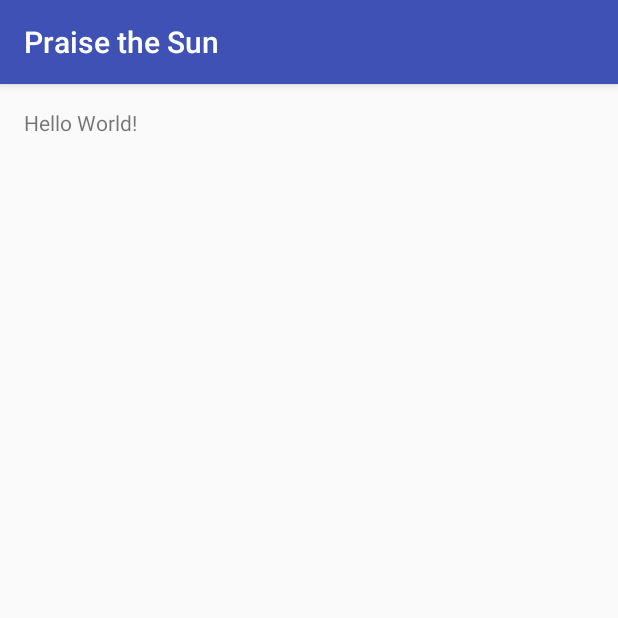
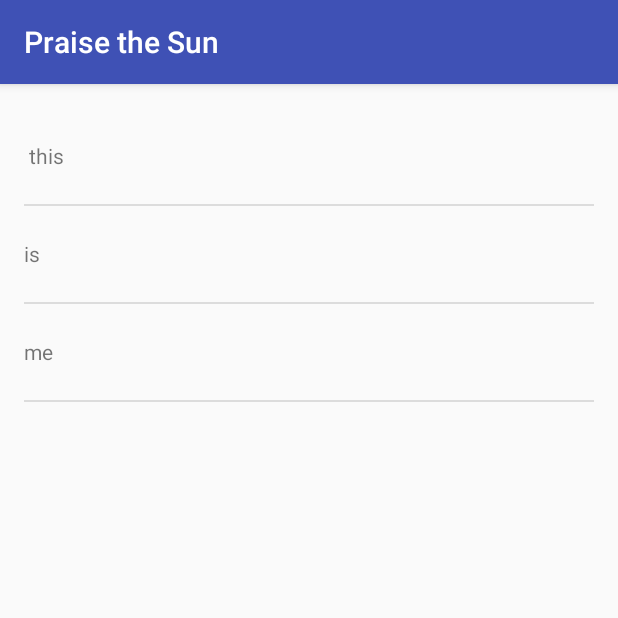
Before and after one commit to hunterdquant/PraiseTheSun, an Android app: the screen it shows after launch (MainActivity), on a phone screen of 412 x 824 dp, the top half of it. Run offline under Robolectric (Android 15) with nearby library versions, the phone set to English and light mode, and no system bars.

Commit message:
Switched activity to use fragment and populated a list with fake data.

```diff
--- a/app/src/main/java/com/hunterquant/praisethesun/MainActivity.java
+++ b/app/src/main/java/com/hunterquant/praisethesun/MainActivity.java
@@ -9,5 +9,10 @@ public class MainActivity extends AppCompatActivity {
     protected void onCreate(Bundle savedInstanceState) {
         super.onCreate(savedInstanceState);
         setContentView(R.layout.activity_main);
+        if (savedInstanceState == null) {
+            getSupportFragmentManager().beginTransaction()
+                                        .replace(R.id.baseContainer, new PlaceHolderFragment())
+                                        .commit();
+        }
     }
 }
--- /dev/null
+++ b/app/src/main/java/com/hunterquant/praisethesun/PlaceHolderFragment.java
@@ -0,0 +1,42 @@
+package com.hunterquant.praisethesun;
+
+import android.os.Bundle;
+import android.support.annotation.Nullable;
+import android.support.v4.app.Fragment;
+import android.view.LayoutInflater;
+import android.view.View;
+import android.view.ViewGroup;
+import android.widget.ArrayAdapter;
+import android.widget.ListView;
+
+import java.util.ArrayList;
+import java.util.Arrays;
+import java.util.List;
+
+/**
+ * Created by hunter on 6/3/16.
+ */
+public class PlaceHolderFragment extends Fragment{
+
+    public PlaceHolderFragment() {
+    }
+
+    @Nullable
+    @Override
+    public View onCreateView(LayoutInflater inflater, @Nullable ViewGroup container, @Nullable Bundle savedInstanceState) {
+        //return super.onCreateView(inflater, container, savedInstanceState);
+
+        View root = inflater.inflate(R.layout.fragment_main, container, false);
+        String [] forcast = {
+          " this", "is", "me"
+        };
+        List<String> forcastList = new ArrayList<String>(Arrays.asList(forcast));
+
+        ArrayAdapter<String> adapter = new ArrayAdapter<String>(getActivity(), R.layout.list_item_forecast,
+                                                R.id.list_item_forecast_textview, forcastList);
+
+        ListView listView = (ListView) root.findViewById(R.id.listview_forecast);
+        listView.setAdapter(adapter);
+        return root;
+    }
+}
--- a/app/src/main/res/layout/activity_main.xml
+++ b/app/src/main/res/layout/activity_main.xml
@@ -3,14 +3,10 @@
     xmlns:tools="http://schemas.android.com/tools"
     android:layout_width="match_parent"
     android:layout_height="match_parent"
-    android:paddingBottom="@dimen/activity_vertical_margin"
-    android:paddingLeft="@dimen/activity_horizontal_margin"
-    android:paddingRight="@dimen/activity_horizontal_margin"
-    android:paddingTop="@dimen/activity_vertical_margin"
     tools:context="com.hunterquant.praisethesun.MainActivity">
 
-    <TextView
-        android:layout_width="wrap_content"
-        android:layout_height="wrap_content"
-        android:text="Hello World!" />
+    <FrameLayout
+        android:layout_width="match_parent"
+        android:layout_height="match_parent"
+        android:id="@+id/baseContainer"></FrameLayout>
 </RelativeLayout>
--- /dev/null
+++ b/app/src/main/res/layout/fragment_main.xml
@@ -0,0 +1,14 @@
+<?xml version="1.0" encoding="utf-8"?>
+<FrameLayout xmlns:android="http://schemas.android.com/apk/res/android"
+    android:layout_width="match_parent"
+    android:layout_height="match_parent"
+    android:paddingBottom="@dimen/activity_vertical_margin"
+    android:paddingLeft="@dimen/activity_horizontal_margin"
+    android:paddingRight="@dimen/activity_horizontal_margin"
+    android:paddingTop="@dimen/activity_vertical_margin">
+
+    <ListView
+        android:layout_width="match_parent"
+        android:layout_height="match_parent"
+        android:id="@+id/listview_forecast" />
+</FrameLayout>
--- /dev/null
+++ b/app/src/main/res/layout/list_item_forecast.xml
@@ -0,0 +1,9 @@
+<?xml version="1.0" encoding="utf-8"?>
+<TextView xmlns:android="http://schemas.android.com/apk/res/android"
+    android:layout_width="match_parent"
+    android:layout_height="wrap_content"
+    android:minHeight="?android:attr/listPreferredItemHeight"
+    android:gravity="center_vertical"
+    android:id="@+id/list_item_forecast_textview">
+
+</TextView>
```
Also changed, not shown: app/src/main/ic_launcher-web.png (added), app/src/main/res/mipmap-hdpi/ic_launcher.png, app/src/main/res/mipmap-mdpi/ic_launcher.png, app/src/main/res/mipmap-xhdpi/ic_launcher.png, app/src/main/res/mipmap-xxhdpi/ic_launcher.png, app/src/main/res/mipmap-xxxhdpi/ic_launcher.png, 3 other files.
